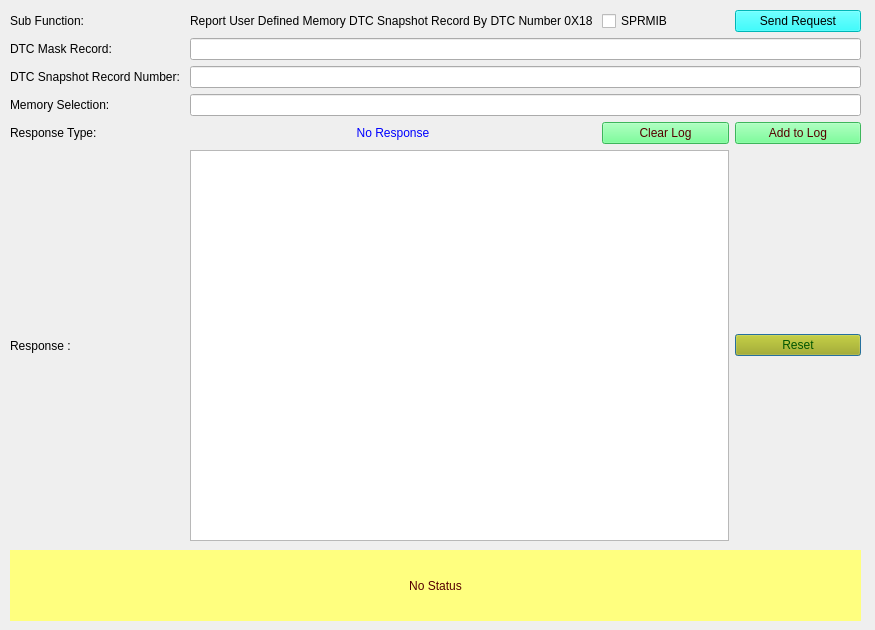
The window that SID_19_18.ui (VicharaVandana/ProxiCan) describes before a commit, drawn with Qt 5.
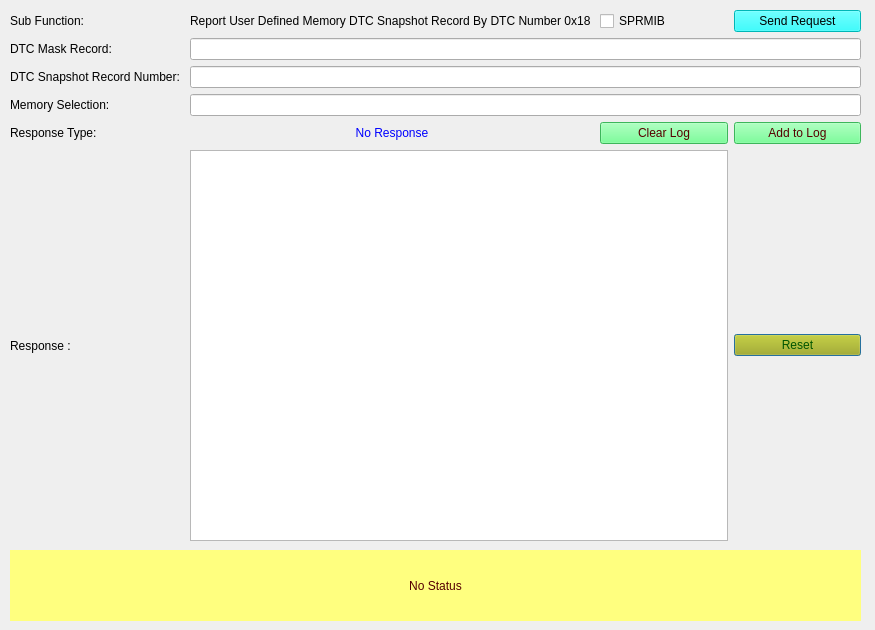
The same window after the commit.

The edit to the form file:
```diff
--- a/SID_19_18.ui
+++ b/SID_19_18.ui
@@ -84,7 +84,7 @@
     <item row="0" column="1" colspan="2">
      <widget class="QLabel" name="subFunction_Name">
       <property name="text">
-       <string>Report User Defined Memory DTC Snapshot Record By DTC Number 0X18 </string>
+       <string>Report User Defined Memory DTC Snapshot Record By DTC Number 0x18 </string>
       </property>
      </widget>
     </item>
```
Left out of the diff: 2 changed lines with no effect on the pictures.
